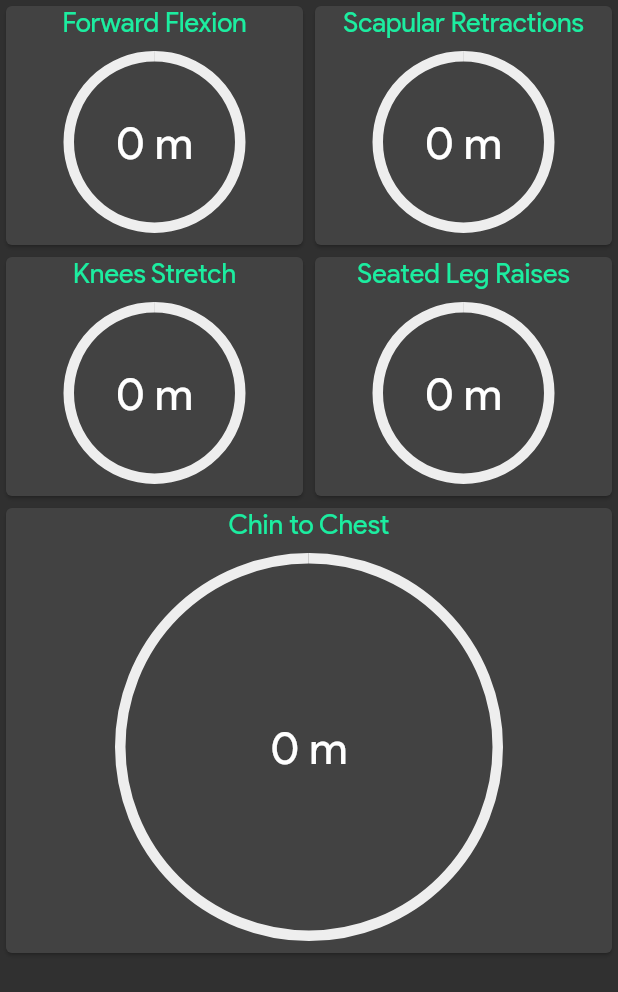
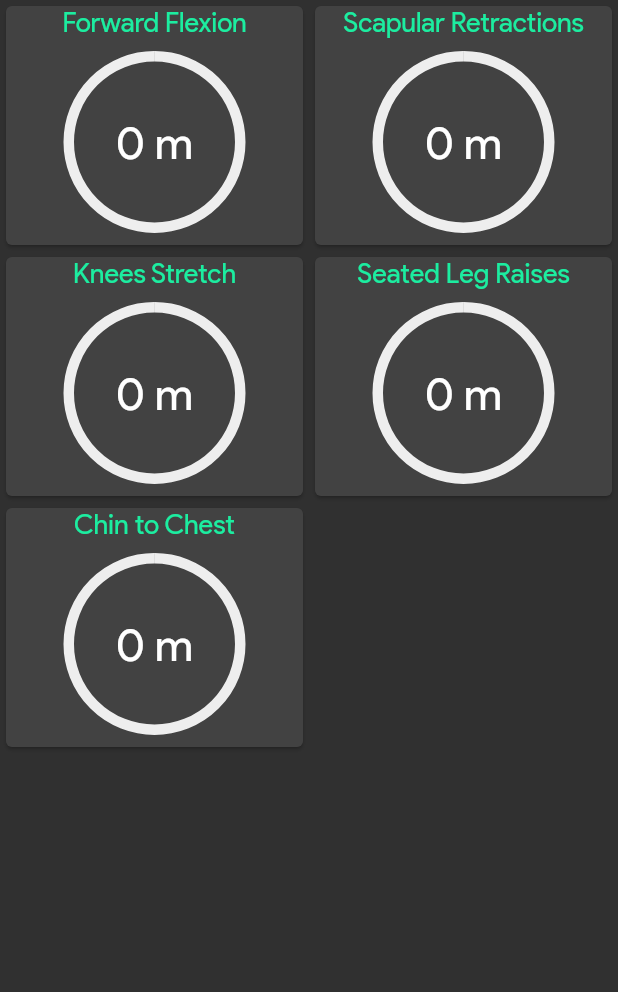
Before and after one commit to zainarshad62452/smart_therapy, a Flutter app: what statsWidget() shows on an empty page, opened directly with empty values, on a phone screen of 412 x 824 dp. Shown: the top 992 px of the screen. Run offline on Flutter 3.47's test engine with Material 2 defaults, Android fonts, the phone set to English and light mode, and no system bars; drawn by our look-alikes of dashed_circular_progress_bar; our stand-ins replace camera, cloud_firestore, firebase_auth, firebase_core, get, google_fonts and 2 more; missing offline and left inert: model_viewer_plus, tflite; accounts and stored records are empty.

Commit message:
2024-10-24

```diff
--- a/lib/screens/statsScreen.dart
+++ b/lib/screens/statsScreen.dart
@@ -157,6 +157,7 @@ class _statsWidgetState extends State<statsWidget> {
         Row(
           children: [
             Expanded(child: statsCard(name: 'Chin to Chest', maxProgress: 60, progress:widget.exercise.chinToChest,)),
+            const Expanded(child: SizedBox())
             // statsCard(valueNotifier: _valueNotifier, name: 'Exercise', maxProgress: 80, progress: 60,),
           ],
         ),
```
